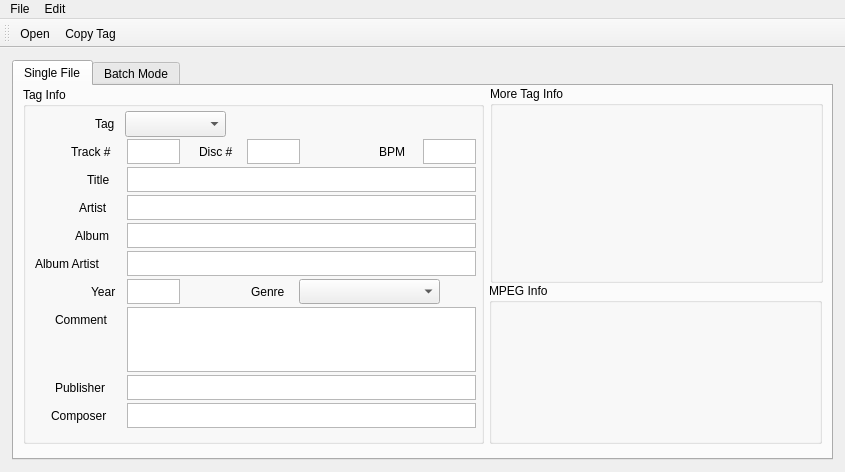
Odept/mp3_tag_editor, file window.ui: the form before one commit.
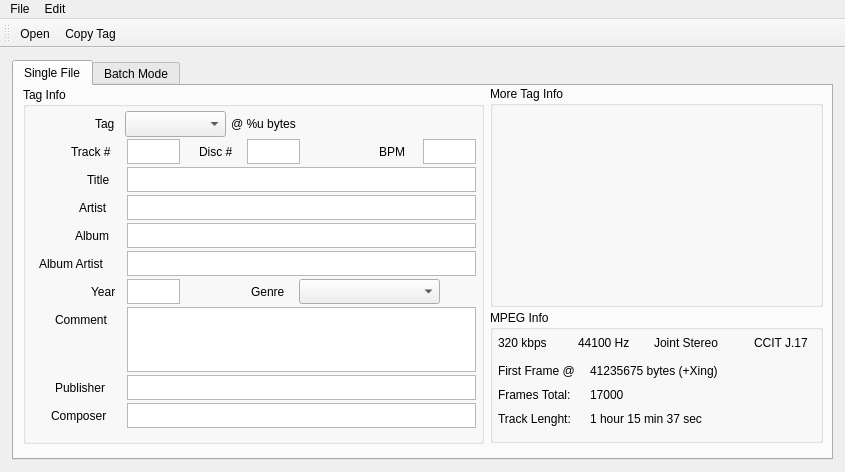
The form after the commit. Custom widgets are drawn as their Qt base class.

```diff
--- a/window.ui
+++ b/window.ui
@@ -62,7 +62,7 @@
           <rect>
            <x>48</x>
            <y>52</y>
-           <width>51</width>
+           <width>53</width>
            <height>25</height>
           </rect>
          </property>
@@ -348,9 +348,9 @@
         <widget class="QLabel" name="labelAArtist">
          <property name="geometry">
           <rect>
-           <x>12</x>
+           <x>16</x>
            <y>164</y>
-           <width>93</width>
+           <width>89</width>
            <height>25</height>
           </rect>
          </property>
@@ -592,19 +592,162 @@
           <set>Qt::AlignCenter</set>
          </property>
         </widget>
+        <widget class="QLabel" name="labelTagOffset">
+         <property name="geometry">
+          <rect>
+           <x>208</x>
+           <y>24</y>
+           <width>89</width>
+           <height>25</height>
+          </rect>
+         </property>
+         <property name="text">
+          <string>@ %u bytes</string>
+         </property>
+        </widget>
        </widget>
        <widget class="QGroupBox" name="boxInfo">
         <property name="geometry">
          <rect>
-          <x>475</x>
-          <y>197</y>
+          <x>476</x>
+          <y>224</y>
           <width>333</width>
-          <height>161</height>
+          <height>133</height>
          </rect>
         </property>
         <property name="title">
          <string>MPEG Info</string>
         </property>
+        <widget class="QLabel" name="labelNameOffset">
+         <property name="geometry">
+          <rect>
+           <x>8</x>
+           <y>48</y>
+           <width>89</width>
+           <height>25</height>
+          </rect>
+         </property>
+         <property name="text">
+          <string>First Frame @</string>
+         </property>
+        </widget>
+        <widget class="QLabel" name="labelNameFrames">
+         <property name="geometry">
+          <rect>
+           <x>8</x>
+           <y>72</y>
+           <width>89</width>
+           <height>25</height>
+          </rect>
+         </property>
+         <property name="text">
+          <string>Frames Total:</string>
+         </property>
+        </widget>
+        <widget class="QLabel" name="labelNameLen">
+         <property name="geometry">
+          <rect>
+           <x>8</x>
+           <y>96</y>
+           <width>89</width>
+           <height>25</height>
+          </rect>
+         </property>
+         <property name="text">
+          <string>Track Lenght:</string>
+         </property>
+        </widget>
+        <widget class="QLabel" name="labelBitrate">
+         <property name="geometry">
+          <rect>
+           <x>8</x>
+           <y>20</y>
+           <width>61</width>
+           <height>25</height>
+          </rect>
+         </property>
+         <property name="text">
+          <string>320 kbps</string>
+         </property>
+        </widget>
+        <widget class="QLabel" name="labelMode">
+         <property name="geometry">
+          <rect>
+           <x>164</x>
+           <y>20</y>
+           <width>81</width>
+           <height>25</height>
+          </rect>
+         </property>
+         <property name="text">
+          <string>Joint Stereo</string>
+         </property>
+        </widget>
+        <widget class="QLabel" name="labelEmphasis">
+         <property name="geometry">
+          <rect>
+           <x>264</x>
+           <y>20</y>
+           <width>65</width>
+           <height>25</height>
+          </rect>
+         </property>
+         <property name="text">
+          <string>CCIT J.17</string>
+         </property>
+        </widget>
+        <widget class="QLabel" name="labelOffset">
+         <property name="geometry">
+          <rect>
+           <x>100</x>
+           <y>48</y>
+           <width>165</width>
+           <height>25</height>
+          </rect>
+         </property>
+         <property name="text">
+          <string>41235675 bytes (+Xing)</string>
+         </property>
+        </widget>
+        <widget class="QLabel" name="labelFrames">
+         <property name="geometry">
+          <rect>
+           <x>100</x>
+           <y>72</y>
+           <width>45</width>
+           <height>25</height>
+          </rect>
+         </property>
+         <property name="text">
+          <string>17000</string>
+         </property>
+        </widget>
+        <widget class="QLabel" name="labelLen">
+         <property name="geometry">
+          <rect>
+           <x>100</x>
+           <y>96</y>
+           <width>133</width>
+           <height>25</height>
+          </rect>
+         </property>
+         <property name="text">
+          <string>1 hour 15 min 37 sec</string>
+         </property>
+        </widget>
+        <widget class="QLabel" name="labelSamplingRate">
+         <property name="geometry">
+          <rect>
+           <x>88</x>
+           <y>20</y>
+           <width>65</width>
+           <height>25</height>
+          </rect>
+         </property>
+         <property name="text">
+          <string>44100 Hz</string>
+         </property>
+        </widget>
        </widget>
        <widget class="QGroupBox" name="boxTagEx">
         <property name="geometry">
@@ -612,7 +755,7 @@
           <x>476</x>
           <y>0</y>
           <width>333</width>
-          <height>197</height>
+          <height>221</height>
          </rect>
         </property>
         <property name="title">
```
